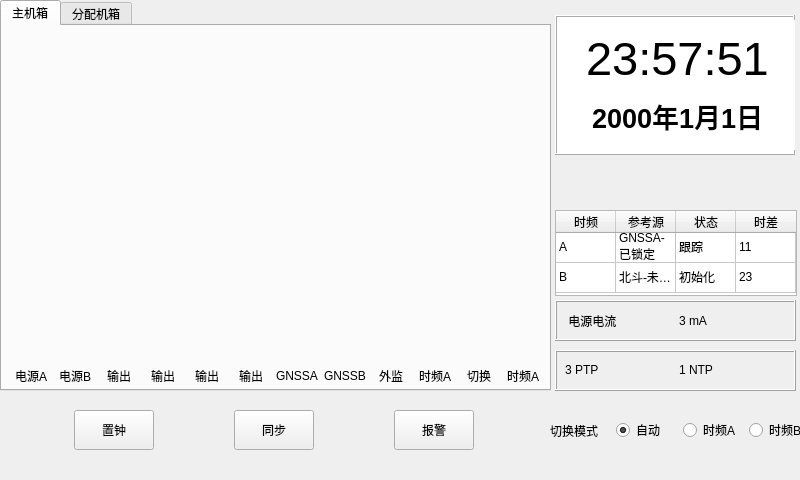
ittechbay/shitong-qt, file mainpanel.ui: the form before one commit.
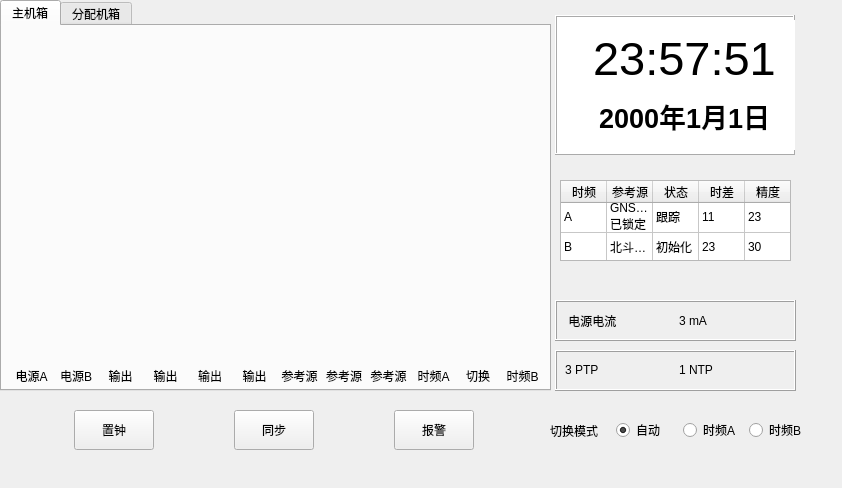
The form after the commit. Custom widgets are drawn as their Qt base class.

The edit to the form file:
```diff
--- a/mainpanel.ui
+++ b/mainpanel.ui
@@ -6,8 +6,8 @@
    <rect>
     <x>0</x>
     <y>0</y>
-    <width>800</width>
-    <height>480</height>
+    <width>842</width>
+    <height>488</height>
    </rect>
   </property>
   <property name="windowTitle">
@@ -150,7 +150,7 @@
       <item>
        <widget class="QLabel" name="label_23">
         <property name="text">
-         <string>GNSSA</string>
+         <string>参考源</string>
         </property>
         <property name="alignment">
          <set>Qt::AlignCenter</set>
@@ -160,7 +160,7 @@
       <item>
        <widget class="QLabel" name="label_24">
         <property name="text">
-         <string>GNSSB</string>
+         <string>参考源</string>
         </property>
         <property name="alignment">
          <set>Qt::AlignCenter</set>
@@ -170,7 +170,7 @@
       <item>
        <widget class="QLabel" name="label_25">
         <property name="text">
-         <string>外监</string>
+         <string>参考源</string>
         </property>
         <property name="alignment">
          <set>Qt::AlignCenter</set>
@@ -200,7 +200,7 @@
       <item>
        <widget class="QLabel" name="label_27">
         <property name="text">
-         <string>时频A</string>
+         <string>时频B</string>
         </property>
         <property name="alignment">
          <set>Qt::AlignCenter</set>
@@ -551,7 +551,7 @@
      <rect>
       <x>5</x>
       <y>5</y>
-      <width>236</width>
+      <width>251</width>
       <height>130</height>
      </rect>
     </property>
@@ -702,10 +702,10 @@
   <widget class="StateTable" name="tableWidget">
    <property name="geometry">
     <rect>
-     <x>555</x>
-     <y>210</y>
-     <width>242</width>
-     <height>86</height>
+     <x>560</x>
+     <y>180</y>
+     <width>231</width>
+     <height>81</height>
     </rect>
    </property>
    <property name="focusPolicy">
@@ -746,10 +746,10 @@
     <number>2</number>
    </property>
    <property name="columnCount">
-    <number>4</number>
+    <number>5</number>
    </property>
    <attribute name="horizontalHeaderDefaultSectionSize">
-    <number>60</number>
+    <number>46</number>
    </attribute>
    <attribute name="verticalHeaderVisible">
     <bool>false</bool>
@@ -787,6 +787,11 @@
      <string>时差</string>
     </property>
    </column>
+   <column>
+    <property name="text">
+     <string>精度</string>
+    </property>
+   </column>
    <item row="0" column="0">
     <property name="text">
      <string>A</string>
@@ -807,6 +812,11 @@
      <string>11</string>
     </property>
    </item>
+   <item row="0" column="4">
+    <property name="text">
+     <string>23</string>
+    </property>
+   </item>
    <item row="1" column="0">
     <property name="text">
      <string>B</string>
@@ -827,6 +837,11 @@
      <string>23</string>
     </property>
    </item>
+   <item row="1" column="4">
+    <property name="text">
+     <string>30</string>
+    </property>
+   </item>
   </widget>
   <widget class="QFrame" name="frame_28">
    <property name="geometry">
```
Left out of the diff: 6 changed lines with no effect on the pictures.
